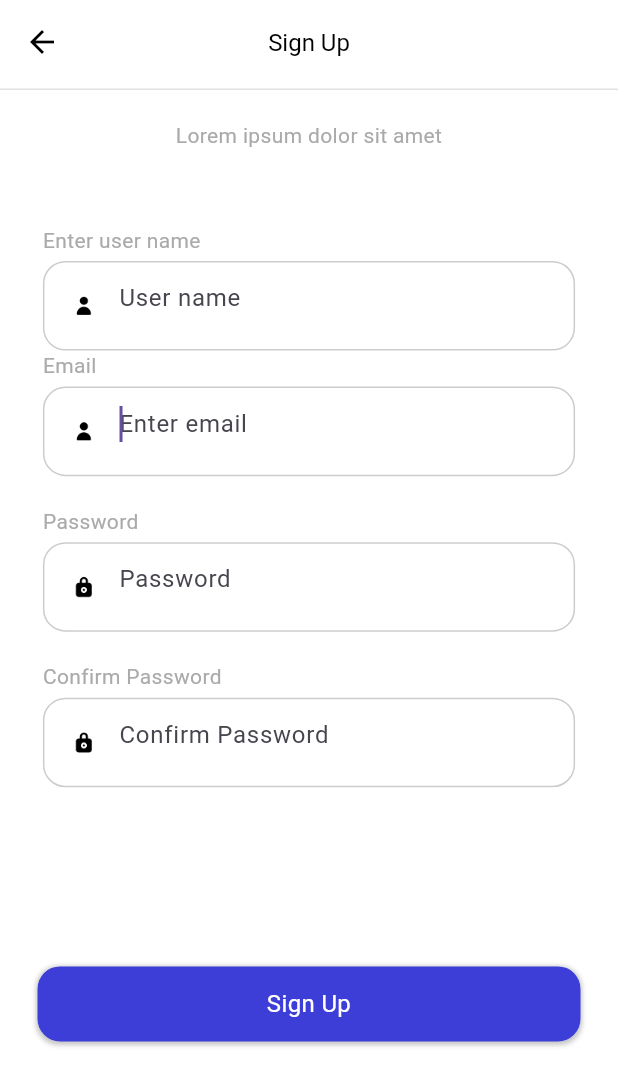
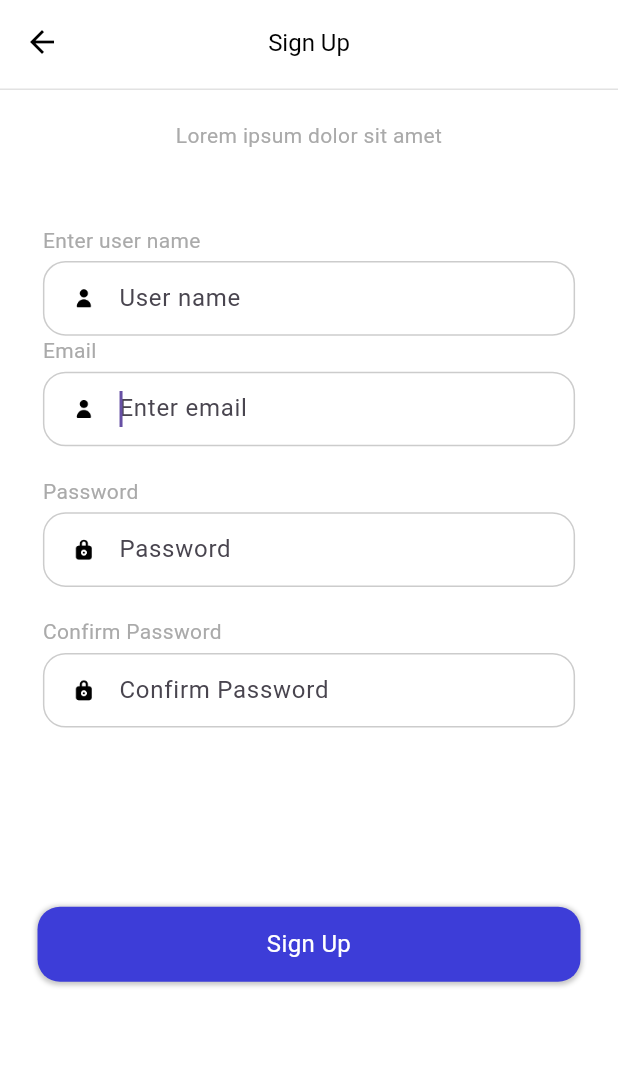
Before and after one commit to jangeci/courses_eshop_app, a Flutter app: the SignUpScreen screen opened by its route, on a phone screen of 412 x 824 dp. Shown: the top 1086 px of the screen. Run offline on Flutter 3.47's test engine with Material 3 defaults, Android fonts, the phone set to English and light mode, and no system bars; our stand-ins replace cloud_firestore, dots_indicator, firebase_auth, firebase_core, flutter_riverpod, flutter_screenutil and 3 more; accounts and stored records are empty; generated files the repository leaves out were written again.

Commit message:
bugfix/textfield height

```diff
--- a/lib/common/widgets/app_textfield.dart
+++ b/lib/common/widgets/app_textfield.dart
@@ -38,7 +38,6 @@ class AppTextfieldWidget extends StatelessWidget {
                 )
               : SizedBox(),
           Container(
-            height: 50.h,
             decoration: appBoxDecorationTextField(),
             child: Row(
               children: [
@@ -47,12 +46,14 @@ class AppTextfieldWidget extends StatelessWidget {
                   child: appImage(img: icon),
                 ),
                 Expanded(
+                  child: Container(
                     child: AppTextfieldOnlyWidget(
                       hint: hint,
                       autoFocus: autoFocus,
                       obscureText: obscureText,
                       controller: controller,
                       onChanged: onChanged,
+                    ),
                   ),
                 ),
               ],
@@ -81,7 +82,7 @@ class AppTextfieldOnlyWidget extends StatelessWidget {
     this.autoFocus = false,
     this.hint = 'Type in your info',
     this.width = 280,
-    this.height = 50,
+    this.height = 40,
   });
 
   @override
```
Lines whose indentation alone changed are shown as unchanged.
